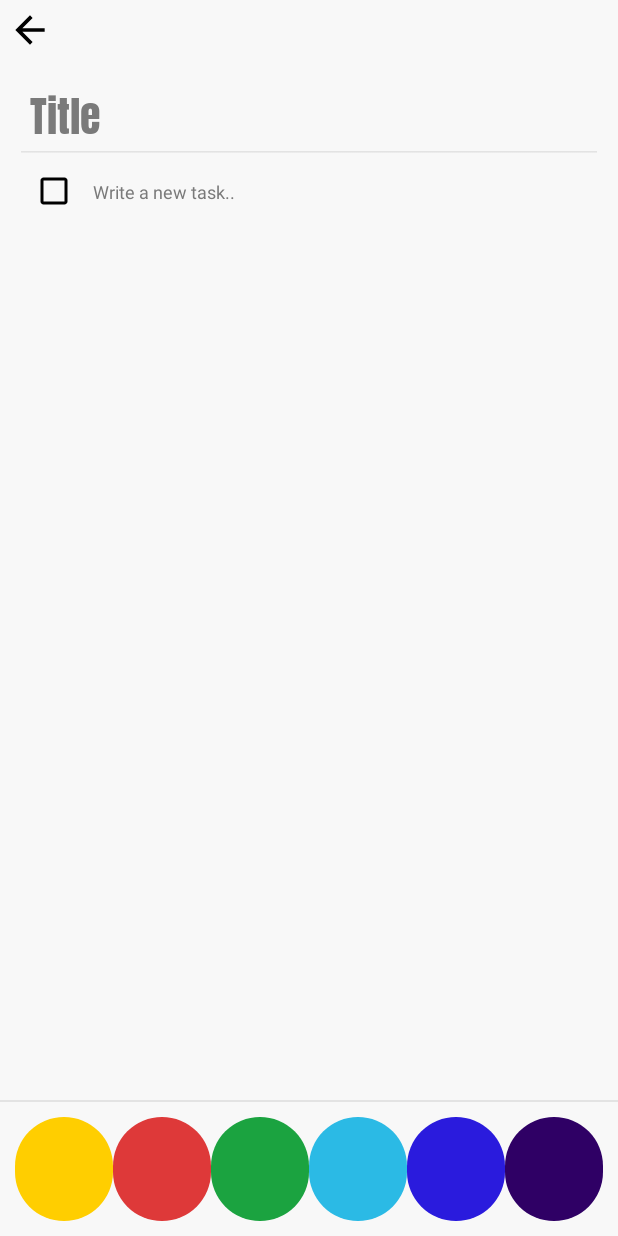
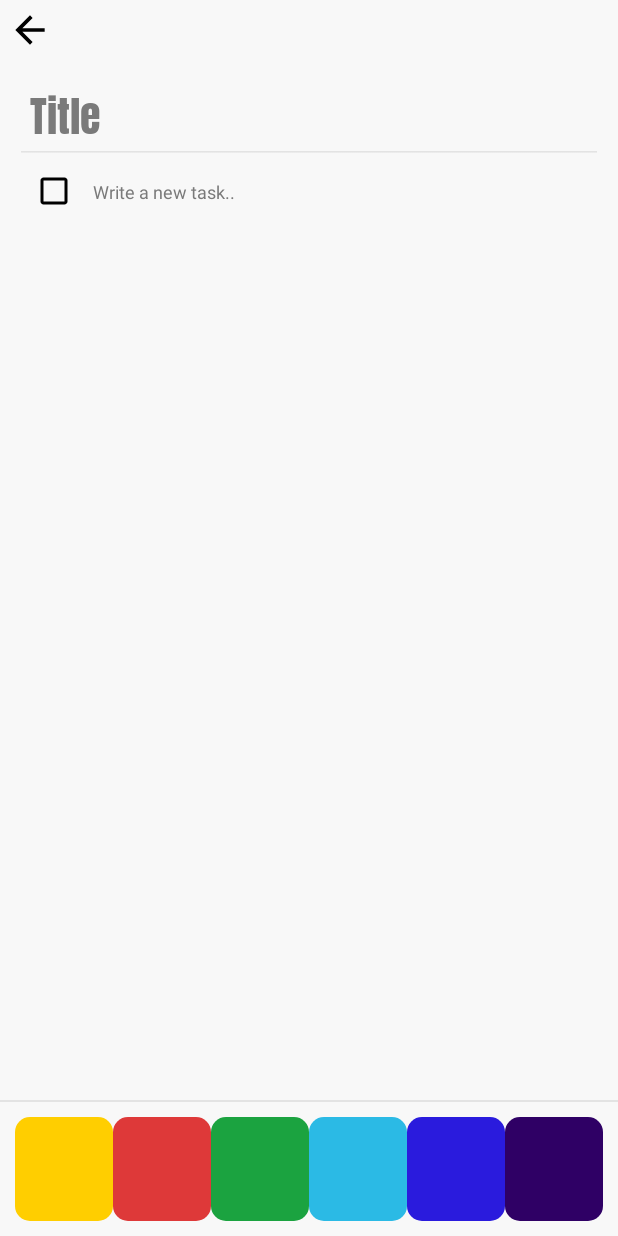
Before and after one commit to chervonyi/memo-android, an Android app: the screen it shows after launch (CardActivity), after a tap on an icon or button, on a phone screen of 412 x 824 dp. Run offline under Robolectric (Android 15) with nearby library versions, the phone set to English and light mode, and no system bars.

Commit message:
Minor changes
Changed app name. Added launch icon. Added dynamic image (white/black) for option of background color in CardActivity.

```diff
--- a/app/src/main/AndroidManifest.xml
+++ b/app/src/main/AndroidManifest.xml
@@ -5,7 +5,7 @@
 
     <application
         android:allowBackup="true"
-        android:icon="@mipmap/ic_launcher"
+        android:icon="@drawable/icon"
         android:label="@string/app_name"
         android:roundIcon="@mipmap/ic_launcher_round"
         android:supportsRtl="true"
--- a/app/src/main/res/drawable/option_background_blue.xml
+++ b/app/src/main/res/drawable/option_background_blue.xml
@@ -2,5 +2,5 @@
 
 <shape xmlns:android="http://schemas.android.com/apk/res/android">
     <solid android:color="@color/card_yellow_blue"/>
-    <corners android:radius="50dp"/>
+    <corners android:radius="10dp"/>
 </shape>
--- a/app/src/main/res/drawable/option_background_cyan.xml
+++ b/app/src/main/res/drawable/option_background_cyan.xml
@@ -2,5 +2,5 @@
 
 <shape xmlns:android="http://schemas.android.com/apk/res/android">
     <solid android:color="@color/card_yellow_cyan"/>
-    <corners android:radius="50dp"/>
+    <corners android:radius="10dp"/>
 </shape>
--- a/app/src/main/res/drawable/option_background_green.xml
+++ b/app/src/main/res/drawable/option_background_green.xml
@@ -2,5 +2,5 @@
 
 <shape xmlns:android="http://schemas.android.com/apk/res/android">
     <solid android:color="@color/card_yellow_green"/>
-    <corners android:radius="50dp"/>
+    <corners android:radius="10dp"/>
 </shape>
--- a/app/src/main/res/drawable/option_background_red.xml
+++ b/app/src/main/res/drawable/option_background_red.xml
@@ -2,5 +2,5 @@
 
 <shape xmlns:android="http://schemas.android.com/apk/res/android">
     <solid android:color="@color/card_yellow_red"/>
-    <corners android:radius="50dp"/>
+    <corners android:radius="10dp"/>
 </shape>
--- a/app/src/main/res/drawable/option_background_violet.xml
+++ b/app/src/main/res/drawable/option_background_violet.xml
@@ -2,5 +2,5 @@
 
 <shape xmlns:android="http://schemas.android.com/apk/res/android">
     <solid android:color="@color/card_yellow_violet"/>
-    <corners android:radius="50dp"/>
+    <corners android:radius="10dp"/>
 </shape>
--- a/app/src/main/res/drawable/option_background_yellow.xml
+++ b/app/src/main/res/drawable/option_background_yellow.xml
@@ -2,5 +2,5 @@
 
 <shape xmlns:android="http://schemas.android.com/apk/res/android">
     <solid android:color="@color/card_yellow_color"/>
-    <corners android:radius="50dp"/>
+    <corners android:radius="10dp"/>
 </shape>
--- a/app/src/main/res/layout/activity_card.xml
+++ b/app/src/main/res/layout/activity_card.xml
@@ -124,6 +124,7 @@
                     android:layout_height="match_parent"
                     android:foregroundGravity="center"
                     android:scaleType="centerCrop"
+                    android:tag="option_background_yellow"
                     android:padding="5dp"
                     android:background="@drawable/option_background_yellow"
                     android:onClick="selectOptionBackgroundColor"/>
@@ -143,6 +144,7 @@
                     android:layout_height="match_parent"
                     android:foregroundGravity="center"
                     android:scaleType="centerCrop"
+                    android:tag="option_background_red"
                     android:padding="5dp"
                     android:background="@drawable/option_background_red"
                     android:onClick="selectOptionBackgroundColor"/>
@@ -162,6 +164,7 @@
                     android:layout_height="match_parent"
                     android:foregroundGravity="center"
                     android:scaleType="centerCrop"
+                    android:tag="option_background_green"
                     android:padding="5dp"
                     android:background="@drawable/option_background_green"
                     android:onClick="selectOptionBackgroundColor"/>
@@ -181,6 +184,7 @@
                     android:layout_height="match_parent"
                     android:foregroundGravity="center"
                     android:scaleType="centerCrop"
+                    android:tag="option_background_cyan"
                     android:padding="5dp"
                     android:background="@drawable/option_background_cyan"
                     android:onClick="selectOptionBackgroundColor"/>
@@ -200,6 +204,7 @@
                     android:layout_height="match_parent"
                     android:foregroundGravity="center"
                     android:scaleType="centerCrop"
+                    android:tag="option_background_blue"
                     android:padding="5dp"
                     android:background="@drawable/option_background_blue"
                     android:onClick="selectOptionBackgroundColor"/>
@@ -218,6 +223,7 @@
                     android:layout_width="40dp"
                     android:layout_height="match_parent"
                     android:foregroundGravity="center"
+                    android:tag="option_background_violet"
                     android:scaleType="centerCrop"
                     android:padding="5dp"
                     android:background="@drawable/option_background_violet"
--- a/app/src/main/res/values/strings.xml
+++ b/app/src/main/res/values/strings.xml
@@ -1,5 +1,5 @@
 <resources>
-    <string name="app_name">Memo</string>
+    <string name="app_name">Ocelot</string>
     <string name="empty_box_label">You do not have any tasks.</string>
     <string name="create_new_card_header">Create a new card</string>
     <string name="edit_card_header">Edit card</string>
```
Also changed, not shown: app/src/main/java/chrapps/memo/activities/CardActivity.kt (+12 -1 lines), app/src/main/res/drawable-hdpi/icon.png (added), app/src/main/res/drawable-mdpi/icon.png (added), app/src/main/res/drawable-xhdpi/icon.png (added), app/src/main/res/drawable-xxhdpi/icon.png (added), app/src/main/res/drawable-xxxhdpi/icon.png (added).
